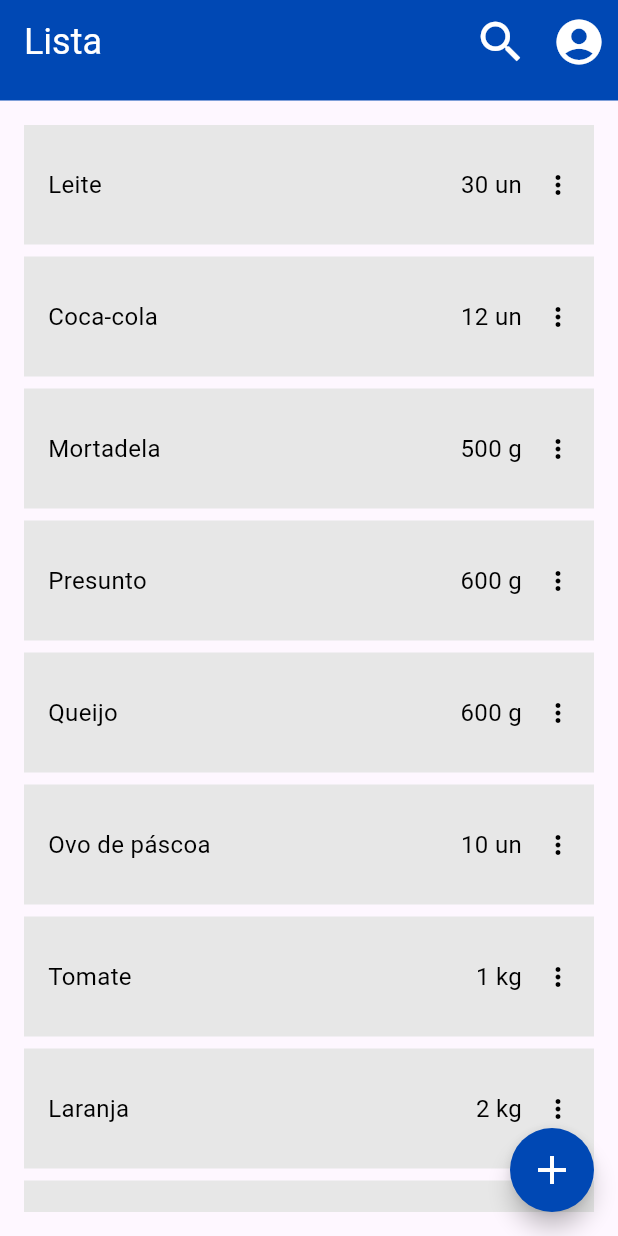
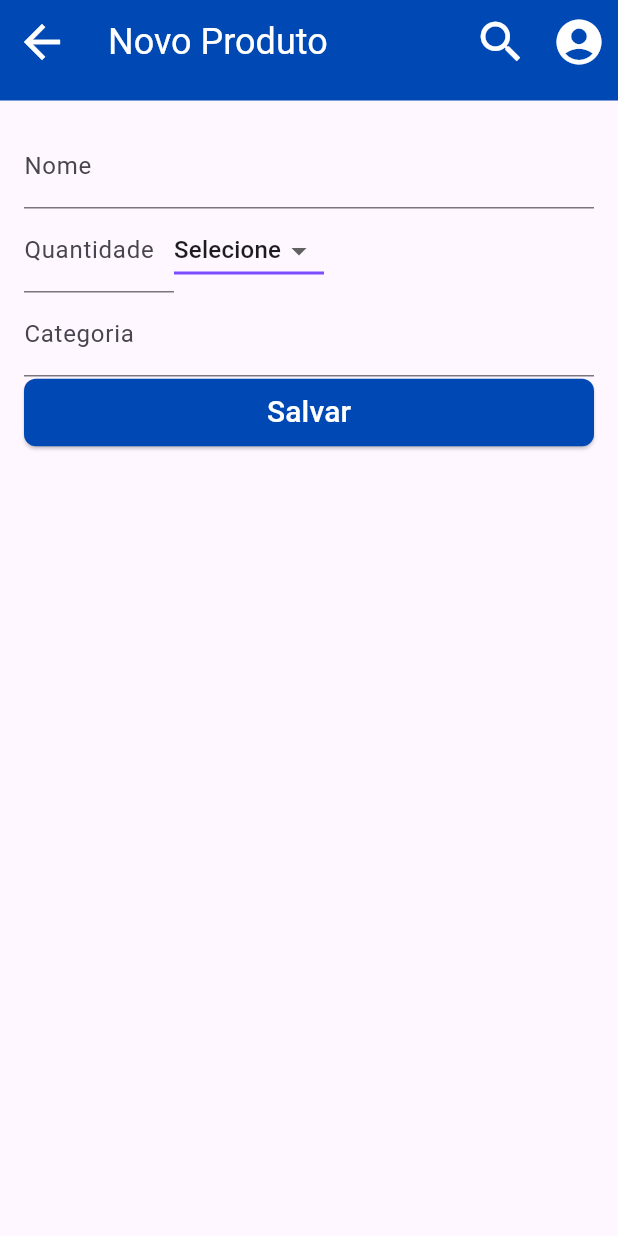
Before and after one commit to otaviohenrique1/app_lista_compra_flutter, a Flutter app: the screen it shows after launch, after a tap on the "add" icon, on a phone screen of 412 x 824 dp. Run offline on Flutter 3.47's test engine with Material 2 defaults, Android fonts, the light colour scheme and no system bars.

Commit message:
commit 3

```diff
--- a/lib/pages/header.dart
+++ b/lib/pages/header.dart
@@ -31,6 +31,10 @@ class _HeaderState extends State<Header> {
           fontSize: 24,
         ),
         textAlign: TextAlign.start,
+      ),
+      iconTheme: const IconThemeData(
+        color: Colors.white,
+        size: 36,
       ),
       // toolbarHeight: 67,
       actions: [
--- a/lib/pages/homepage.dart
+++ b/lib/pages/homepage.dart
@@ -1,4 +1,5 @@
 import 'package:app_lista_compra_flutter/pages/header.dart';
+import 'package:app_lista_compra_flutter/pages/novoproduto.dart';
 import 'package:app_lista_compra_flutter/utils/lista.dart';
 import 'package:flutter/material.dart';
 import 'package:app_lista_compra_flutter/styles/globalstyle.dart';
@@ -30,7 +31,12 @@ class _HomePageState extends State<HomePage> {
         ),
       ),
       floatingActionButton: FloatingActionButton(
-        onPressed: () {},
+        onPressed: () {
+          Navigator.push(
+            context,
+            MaterialPageRoute(builder: (context) => const NovoProduto()),
+          );
+        },
         tooltip: 'Adicionar',
         backgroundColor: globalStyleColors["azul"],
         shape: const CircleBorder(),
--- /dev/null
+++ b/lib/pages/novoproduto.dart
@@ -0,0 +1,206 @@
+import 'package:app_lista_compra_flutter/pages/header.dart';
+import 'package:app_lista_compra_flutter/styles/globalstyle.dart';
+import 'package:app_lista_compra_flutter/utils/lista.dart';
+import 'package:flutter/material.dart';
+
+class NovoProduto extends StatefulWidget {
+  const NovoProduto({super.key});
+
+  @override
+  State<NovoProduto> createState() => _NovoProdutoState();
+}
+
+class _NovoProdutoState extends State<NovoProduto> {
+  @override
+  Widget build(BuildContext context) {
+    final formKey = GlobalKey<FormState>();
+    String dropdownValue = unidadeQuantidade.first;
+
+    return Scaffold(
+      appBar: const Header(titulo: "Novo Produto"),
+      body: Padding(
+        padding: const EdgeInsets.all(16),
+        child: Form(
+          key: formKey,
+          child: ListView(
+            children: [
+              Column(
+                mainAxisAlignment: MainAxisAlignment.spaceBetween,
+                children: [
+                  Column(
+                    children: [
+                      TextFormField(
+                        validator: (value) {
+                          if (value == null || value.isEmpty) {
+                            return "Campo vazio";
+                          }
+                          return null;
+                        },
+                        style: const TextStyle(
+                          fontSize: 16,
+                          fontWeight: FontWeight.normal,
+                        ),
+                        decoration: const InputDecoration(
+                          labelText: "Nome",
+                          labelStyle: TextStyle(
+                            fontSize: 16,
+                            fontWeight: FontWeight.normal,
+                          ),
+                          errorStyle: TextStyle(
+                            color: Colors.red,
+                            fontSize: 16,
+                          ),
+                        ),
+                        keyboardType: TextInputType.text,
+                      ),
+                      Row(
+                        children: [
+                          SizedBox(
+                            width: 100,
+                            child: TextFormField(
+                              validator: (value) {
+                                if (value == null || value.isEmpty) {
+                                  return "Campo vazio";
+                                }
+                                return null;
+                              },
+                              style: const TextStyle(
+                                fontSize: 16,
+                                fontWeight: FontWeight.normal,
+                              ),
+                              decoration: const InputDecoration(
+                                labelText: "Quantidade",
+                                labelStyle: TextStyle(
+                                  fontSize: 16,
+                                  fontWeight: FontWeight.normal,
+                                ),
+                                errorStyle: TextStyle(
+                                  color: Colors.red,
+                                  fontSize: 16,
+                                ),
+                              ),
+                              keyboardType: TextInputType.number,
+                            ),
+                          ),
+                          SizedBox(
+                            width: 100,
+                            child: DropdownButton<String>(
+                              value: dropdownValue,
+                              // icon: const Icon(Icons.arrow_downward),
+                              elevation: 16,
+                              // style: const TextStyle(color: Colors.deepPurple),
+                              underline: Container(
+                                height: 2,
+                                color: Colors.deepPurpleAccent,
+                              ),
+                              items: unidadeQuantidade
+                                  .map<DropdownMenuItem<String>>(
+                                      (String value) {
+                                return DropdownMenuItem<String>(
+                                  value: value,
+                                  child: Text(value),
+                                );
+                              }).toList(),
+                              onChanged: (String? value) {
+                                // This is called when the user selects an item.
+                                setState(() {
+                                  dropdownValue = value!;
+                                });
+                              },
+                            ),
+                          )
+                        ],
+                      ),
+                      TextFormField(
+                        validator: (value) {
+                          if (value == null || value.isEmpty) {
+                            return "Campo vazio";
+                          }
+                          return null;
+                        },
+                        style: const TextStyle(
+                          fontSize: 16,
+                          fontWeight: FontWeight.normal,
+                        ),
+                        decoration: const InputDecoration(
+                          labelText: "Categoria",
+                          labelStyle: TextStyle(
+                            fontSize: 16,
+                            fontWeight: FontWeight.normal,
+                          ),
+                          errorStyle: TextStyle(
+                            color: Colors.red,
+                            fontSize: 16,
+                          ),
+                        ),
+                        keyboardType: TextInputType.text,
+                      ),
+                    ],
+                  ),
+                  Botao(
+                    backgroundColor: globalStyleColors["azul"],
+                    label: "Salvar",
+                    fontColor: Colors.white,
+                    fontSize: 20,
+                    onPressed: () {
+                      if (formKey.currentState!.validate()) {
+                        ScaffoldMessenger.of(context).showSnackBar(
+                          const SnackBar(
+                            content: Text('Processing Data'),
+                            showCloseIcon: true,
+                          ),
+                        );
+                      }
+                    },
+                  ),
+                ],
+              ),
+            ],
+          ),
+        ),
+      ),
+    );
+  }
+}
+
+class Botao extends StatelessWidget {
+  final void Function() onPressed;
+  final Color fontColor;
+  final Color backgroundColor;
+  final String label;
+  final double fontSize;
+
+  const Botao({
+    super.key,
+    required this.onPressed,
+    required this.fontColor,
+    required this.label,
+    required this.backgroundColor,
+    required this.fontSize,
+  });
+
+  @override
+  Widget build(BuildContext context) {
+    return ElevatedButton(
+      style: ElevatedButton.styleFrom(
+        // textStyle: const TextStyle(fontSize: 20),
+        backgroundColor: backgroundColor,
+        padding: const EdgeInsets.all(8),
+        minimumSize: const Size.fromHeight(33),
+        shape: const RoundedRectangleBorder(
+          borderRadius: BorderRadius.all(
+            Radius.circular(8),
+          ),
+        ),
+      ),
+      onPressed: onPressed,
+      child: Text(
+        label,
+        style: TextStyle(
+          fontSize: fontSize,
+          color: fontColor,
+        ),
+      ),
+    );
+  }
+}
--- a/lib/utils/lista.dart
+++ b/lib/utils/lista.dart
@@ -1,4 +1,12 @@
-List<String> unidadeQuantidade = ["un", "g", "mg", "kg", "l", "ml"];
+List<String> unidadeQuantidade = [
+  "Selecione",
+  "un",
+  "g",
+  "mg",
+  "kg",
+  "l",
+  "ml"
+];
 
 List<Map<String, dynamic>> produtos = [
   {
```
